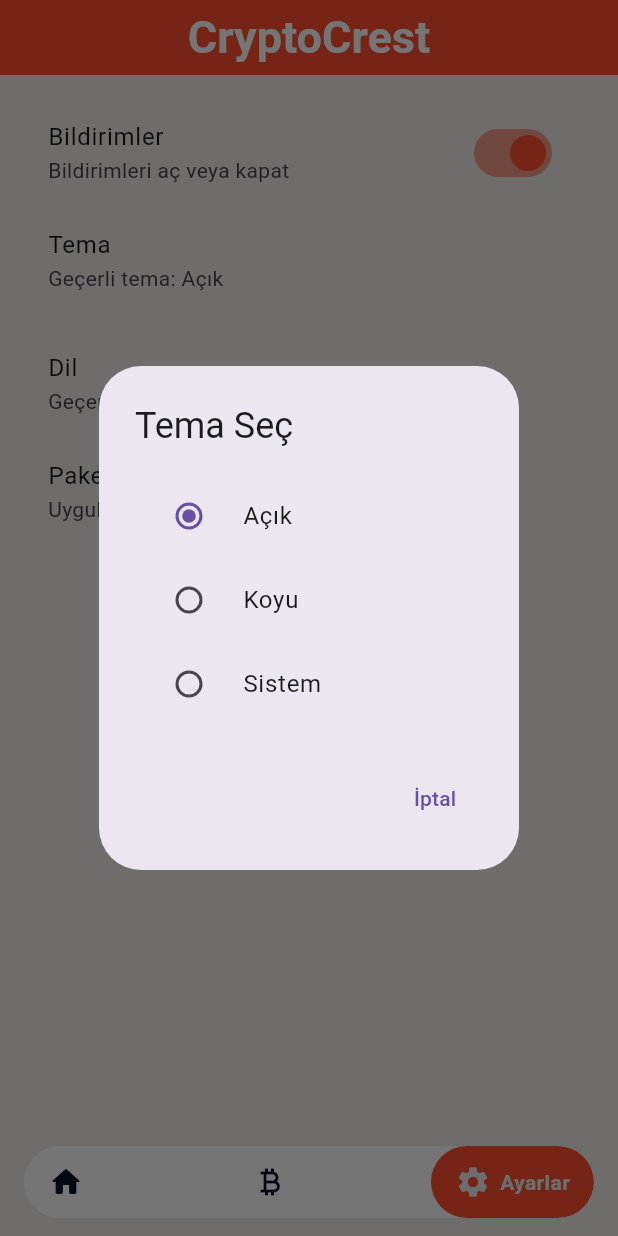
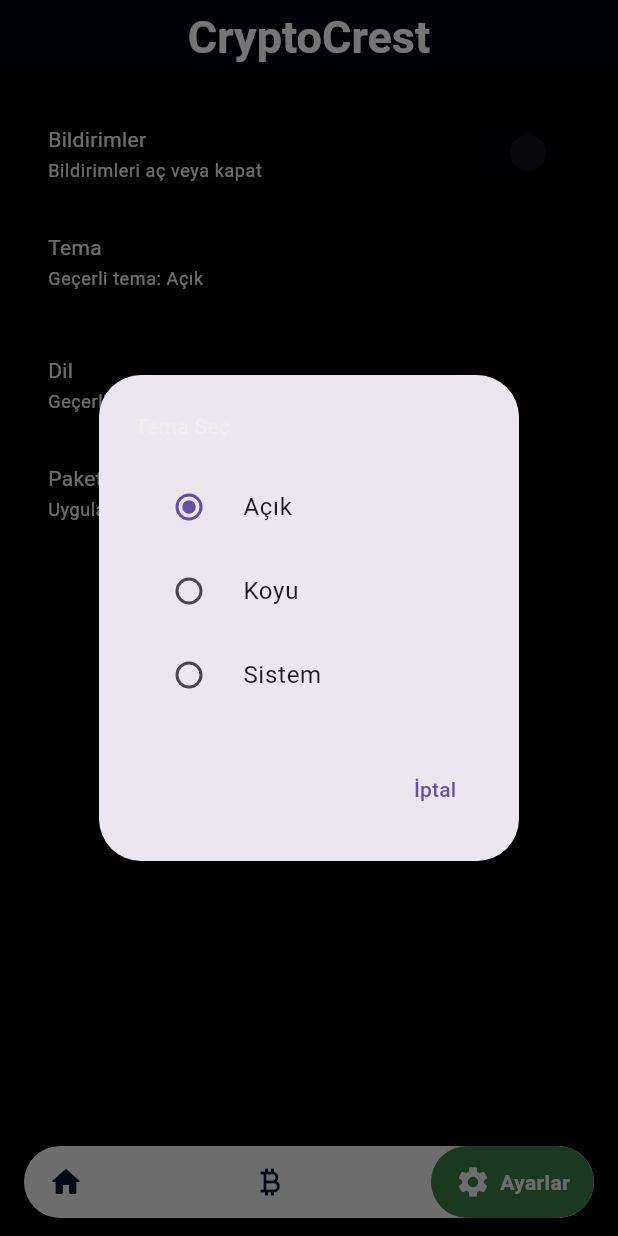
Before and after one commit to umitalbayrakk/CryptoCrest, a Flutter app: the screen it shows after launch, item 3 of the bottom bar chosen, after a tap on "Tema", on a phone screen of 412 x 824 dp. Run offline on Flutter 3.47's test engine with Material 3 defaults, Android fonts, the phone set to English and light mode, and no system bars; drawn by our look-alikes of google_nav_bar; our stand-ins replace get; network calls fail.

Commit message:
new update and theme mode

```diff
--- a/lib/core/utils/color.dart
+++ b/lib/core/utils/color.dart
@@ -1,12 +1,12 @@
 import 'dart:ui';
 
 class AppColors {
-  static const Color scaffoldBackgroundColor = Color(0xFFEFEEEA);
-  static const Color appBarColor = Color(0xFFFE4F2D);
+  static const Color scaffoldBackgroundColor = Color(0xFF000000);
+  static const Color appBarColor = Color(0xff000000d);
   static const Color greenColor = Color(0xFF3A7D44);
   static const Color textColor = Color(0xFF09122C);
   static const Color cardColor1 = Color(0xFFEDEDED);
   static const Color cardColor2 = Color(0xFFE8F9FF);
   static const Color redColor = Color(0xFFCB0404);
-  static const Color whiteColor =  Color(0xffEEEEEE);
+  static const Color whiteColor = Color(0xffEEEEEE);
 }
--- a/lib/service/btc_web_socked_card_service/btc_web_socket_service.dart
+++ b/lib/service/btc_web_socked_card_service/btc_web_socket_service.dart
@@ -1,6 +1,5 @@
 import 'dart:convert';
 import 'dart:io';
-
 import 'package:flutter_cryptocrest_app/model/btc_card_model/btc_card_model.dart';
 
 typedef OnBtcUpdate = void Function(BtcData btcData);
--- a/lib/service/coin_web_socket_service/crypto_web_socket_service.dart
+++ b/lib/service/coin_web_socket_service/crypto_web_socket_service.dart
@@ -11,7 +11,6 @@
   void connect({required OnCoinUpdate onUpdate}) async {
     const url =
         'wss://stream.binance.com:9443/stream?streams=btcusdt@ticker/ethusdt@ticker/bnbusdt@ticker/xrpusdt@ticker/solusdt@ticker/adausdt@ticker/dogeusdt@ticker/maticusdt@ticker/ltcusdt@ticker/linkusdt@ticker/dotusdt@ticker/tronusdt@ticker/avaxusdt@ticker/xlmusdt@ticker/uniusdt@ticker';
-
     _socket = await WebSocket.connect(url);
     _socket!.listen((data) {
       final jsonData = json.decode(data);
--- a/lib/uı/settings/setting_view.dart
+++ b/lib/uı/settings/setting_view.dart
@@ -24,8 +24,14 @@
         padding: const EdgeInsets.all(16.0),
         children: [
           SwitchListTile(
-            title: const Text('Bildirimler'),
-            subtitle: const Text('Bildirimleri aç veya kapat'),
+            title: Text(
+              'Bildirimler',
+              style: Theme.of(context).textTheme.bodyMedium?.copyWith(color: AppColors.whiteColor),
+            ),
+            subtitle: Text(
+              'Bildirimleri aç veya kapat',
+              style: Theme.of(context).textTheme.bodySmall?.copyWith(color: AppColors.whiteColor),
+            ),
             value: _notificationsEnabled,
             onChanged: (bool value) {
               setState(() {
@@ -37,14 +43,20 @@
           Padding(
             padding: const EdgeInsets.only(bottom: 10),
             child: ListTile(
-              title: const Text('Tema'),
-              subtitle: Text('Geçerli tema: $_selectedTheme'),
+              title: Text('Tema', style: Theme.of(context).textTheme.bodyMedium?.copyWith(color: AppColors.whiteColor)),
+              subtitle: Text(
+                'Geçerli tema: $_selectedTheme',
+                style: Theme.of(context).textTheme.bodySmall?.copyWith(color: AppColors.whiteColor),
+              ),
               onTap: () {
                 showDialog(
                   context: context,
                   builder:
                       (context) => AlertDialog(
-                        title: const Text('Tema Seç'),
+                        title: Text(
+                          'Tema Seç',
+                          style: Theme.of(context).textTheme.bodyMedium?.copyWith(color: AppColors.whiteColor),
+                        ),
                         content: Column(
                           mainAxisSize: MainAxisSize.min,
                           children:
@@ -71,8 +83,11 @@
             ),
           ),
           ListTile(
-            title: const Text('Dil'),
-            subtitle: Text('Geçerli dil: $_selectedLanguage'),
+            title: Text('Dil', style: Theme.of(context).textTheme.bodyMedium?.copyWith(color: AppColors.whiteColor)),
+            subtitle: Text(
+              'Geçerli dil: $_selectedLanguage',
+              style: Theme.of(context).textTheme.bodySmall?.copyWith(color: AppColors.whiteColor),
+            ),
             onTap: () {
               showDialog(
                 context: context,
@@ -103,7 +118,16 @@
               );
             },
           ),
-          ListTile(title: const Text('Paket Version'), subtitle: const Text('Uygulama sürümü: 1.0.0')),
+          ListTile(
+            title: Text(
+              'Paket Version',
+              style: Theme.of(context).textTheme.bodyMedium?.copyWith(color: AppColors.whiteColor),
+            ),
+            subtitle: Text(
+              'Uygulama sürümü: 1.0.0',
+              style: Theme.of(context).textTheme.bodySmall?.copyWith(color: AppColors.whiteColor),
+            ),
+          ),
         ],
       ),
     );
--- a/lib/widgets/btc_price_card/btc_price_card_widgets.dart
+++ b/lib/widgets/btc_price_card/btc_price_card_widgets.dart
@@ -1,53 +1,20 @@
 import 'package:flutter/material.dart';
+import 'package:flutter_cryptocrest_app/controller/btc_price_card_controller.dart';
+import 'package:flutter_cryptocrest_app/u%C4%B1/coin/coin_view.dart';
+import 'package:get/get.dart';
 import 'package:flutter_cryptocrest_app/core/utils/color.dart';
-import 'package:flutter_cryptocrest_app/model/btc_card_model/btc_card_model.dart';
-import 'package:flutter_cryptocrest_app/service/btc_web_socked_card_service/btc_web_socket_service.dart';
-import 'package:flutter_cryptocrest_app/u%C4%B1/coin/coin_view.dart';
 
-class BtcPriceCard extends StatefulWidget {
+class BtcPriceCard extends StatelessWidget {
   const BtcPriceCard({super.key});
 
   @override
-  State<BtcPriceCard> createState() => _BtcPriceCardState();
-}
-
-class _BtcPriceCardState extends State<BtcPriceCard> {
-  final BtcWebSocketService _btcService = BtcWebSocketService();
-  BtcData? _btcData;
-  bool _isConnected = false;
-
-  @override
-  void initState() {
-    super.initState();
-    _connectToWebSocket();
-  }
-
-  @override
-  void dispose() {
-    _btcService.disconnect();
-    super.dispose();
-  }
-
-  void _connectToWebSocket() {
-    _btcService.connect(
-      onUpdate: (btcData) {
-        if (mounted) {
-          setState(() {
-            _btcData = btcData;
-            _isConnected = true;
-          });
-        }
-      },
-    );
-  }
-
-  @override
   Widget build(BuildContext context) {
+    Get.put(BtcPriceCardController());
     return Padding(
       padding: const EdgeInsets.only(left: 20, right: 20),
       child: GestureDetector(
         onTap: () {
-          Navigator.push(context, MaterialPageRoute(builder: (context) => CoinPricePage()));
+          Navigator.push(context, MaterialPageRoute(builder: (context) => const CoinPricePage()));
         },
         child: Container(
           decoration: BoxDecoration(
@@ -83,35 +50,43 @@
   }
 
   Widget _buildConnectionStatus() {
+    return Obx(() {
+      final controller = Get.find<BtcPriceCardController>();
       return Row(
         children: [
           Icon(
-          _isConnected ? Icons.circle : Icons.circle_outlined,
-          color: _isConnected ? AppColors.greenColor : Colors.grey,
+            controller.isConnected.value ? Icons.circle : Icons.circle_outlined,
+            color: controller.isConnected.value ? AppColors.greenColor : Colors.grey,
             size: 12,
           ),
           const SizedBox(width: 4),
           Text(
-          _isConnected ? 'Canlı' : 'Yükleniyor...',
-          style: TextStyle(color: _isConnected ? AppColors.greenColor : Colors.grey, fontSize: 12),
+            controller.isConnected.value ? 'Canlı' : 'Yükleniyor...',
+            style: TextStyle(color: controller.isConnected.value ? AppColors.greenColor : Colors.grey, fontSize: 12),
           ),
         ],
       );
+    });
   }
 
   Widget _buildPriceInfo() {
+    return Obx(() {
+      final controller = Get.find<BtcPriceCardController>();
       return Row(
         children: [
           Text(
-          _btcData != null ? '\$${_btcData!.lastPrice.toStringAsFixed(2)}' : '--',
+            controller.btcData.value != null ? '\$${controller.btcData.value!.lastPrice.toStringAsFixed(2)}' : '--',
             style: const TextStyle(fontSize: 20, fontWeight: FontWeight.bold, color: AppColors.textColor),
           ),
         ],
       );
+    });
   }
 
   Widget _buildChangePercentage() {
-    final changePercent = _btcData?.priceChangePercent ?? 0;
+    return Obx(() {
+      final controller = Get.find<BtcPriceCardController>();
+      final changePercent = controller.btcData.value?.priceChangePercent ?? 0;
       final isPositive = changePercent >= 0;
 
       return Row(
@@ -123,15 +98,16 @@
           ),
           const SizedBox(width: 4),
           Text(
-          _btcData != null ? '${changePercent.toStringAsFixed(2)}%' : '--',
+            controller.btcData.value != null ? '${changePercent.toStringAsFixed(2)}%' : '--',
             style: TextStyle(color: isPositive ? Colors.green : Colors.red, fontWeight: FontWeight.bold),
           ),
           const SizedBox(width: 8),
           Text(
-          _btcData != null ? '24 Saatlik' : '',
+            controller.btcData.value != null ? '24 Saatlik' : '',
             style: const TextStyle(color: AppColors.textColor, fontSize: 12, fontWeight: FontWeight.bold),
           ),
         ],
       );
+    });
   }
 }
--- a/lib/widgets/google_nav_bar/google_nav_bar_widgets.dart
+++ b/lib/widgets/google_nav_bar/google_nav_bar_widgets.dart
@@ -1,33 +1,23 @@
 import 'package:flutter/material.dart';
 import 'package:flutter/services.dart';
-import 'package:flutter_cryptocrest_app/core/utils/color.dart';
 import 'package:flutter_cryptocrest_app/u%C4%B1/coin/coin_view.dart';
 import 'package:flutter_cryptocrest_app/u%C4%B1/home/home_view.dart';
 import 'package:flutter_cryptocrest_app/u%C4%B1/settings/setting_view.dart';
+import 'package:get/get.dart';
+import 'package:flutter_cryptocrest_app/core/utils/color.dart';
 import 'package:google_nav_bar/google_nav_bar.dart';
 
-class ModernGoogleNavBar extends StatefulWidget {
+class ModernGoogleNavBar extends StatelessWidget {
   const ModernGoogleNavBar({super.key});
 
   @override
-  State<ModernGoogleNavBar> createState() => _ModernGoogleNavBarState();
-}
+  Widget build(BuildContext context) {
+    final NavController navController = Get.put(NavController());
+    final bool isDark = Theme.of(context).brightness == Brightness.dark;
 
-class _ModernGoogleNavBarState extends State<ModernGoogleNavBar> {
-  int _selectedIndex = 0;
-  late final List<Widget> _pages;
-  @override
-  void initState() {
-    super.initState();
-    _pages = [HomeView(), CoinPricePage(), SettingsPage()];
-  }
-
-  @override
-  Widget build(BuildContext context) {
-    final bool isDark = Theme.of(context).brightness == Brightness.dark;
     return Scaffold(
       extendBody: true,
-      body: _pages[_selectedIndex],
+      body: Obx(() => navController.pages[navController.selectedIndex.value]),
       bottomNavigationBar: Padding(
         padding: const EdgeInsets.symmetric(horizontal: 16.0, vertical: 12),
         child: ClipRRect(
@@ -39,28 +29,24 @@
             ),
             child: GNav(
               gap: 6,
-              backgroundColor: isDark ? const Color(0xff30444E) : const Color(0xFFFFFFFF),
-              tabBackgroundColor: AppColors.appBarColor,
+              backgroundColor: isDark ? const Color(0xff30444E) : AppColors.cardColor1,
+              tabBackgroundColor: AppColors.greenColor,
               activeColor: isDark ? AppColors.whiteColor : AppColors.whiteColor,
               color: isDark ? AppColors.cardColor2 : AppColors.textColor,
               padding: const EdgeInsets.symmetric(horizontal: 16, vertical: 12),
               duration: const Duration(milliseconds: 400),
-              selectedIndex: _selectedIndex,
+              selectedIndex: navController.selectedIndex.value,
               onTabChange: (index) {
                 try {
                   HapticFeedback.selectionClick();
                 } catch (e) {
                   debugPrint('HapticFeedback hatası: $e');
                 }
-                setState(() {
-                  _selectedIndex = index;
-                });
+                navController.changeIndex(index);
               },
               tabs: const [
                 GButton(icon: Icons.home_rounded, text: 'Ana Sayfa'),
-
                 GButton(icon: Icons.currency_bitcoin, text: 'Coin Fiyatları'),
-
                 GButton(icon: Icons.settings, text: 'Ayarlar'),
               ],
             ),
@@ -70,3 +56,11 @@
     );
   }
 }
+
+class NavController extends GetxController {
+  var selectedIndex = 0.obs;
+  final List<Widget> pages = [HomeView(), CoinPricePage(), SettingsPage()];
+  void changeIndex(int index) {
+    selectedIndex.value = index;
+  }
+}
--- a/pubspec.yaml
+++ b/pubspec.yaml
@@ -40,6 +40,8 @@
   provider: ^6.1.5
   weather_icons: ^3.0.0
   intl: ^0.20.2
+  fl_chart: ^1.0.0
+  get: ^4.7.2
 
 dev_dependencies:
   flutter_test:
```
Also changed, not shown: lib/controller/btc_price_card_controller.dart (added, +31 -0 lines), lib/controller/coin_price_controller.dart (added, +52 -0 lines), lib/uı/coin/coin_view.dart (+17 -62 lines), lib/uı/coin_line/coin_line_view.dart (added), pubspec.lock. Lines whose indentation alone changed are shown as unchanged.
